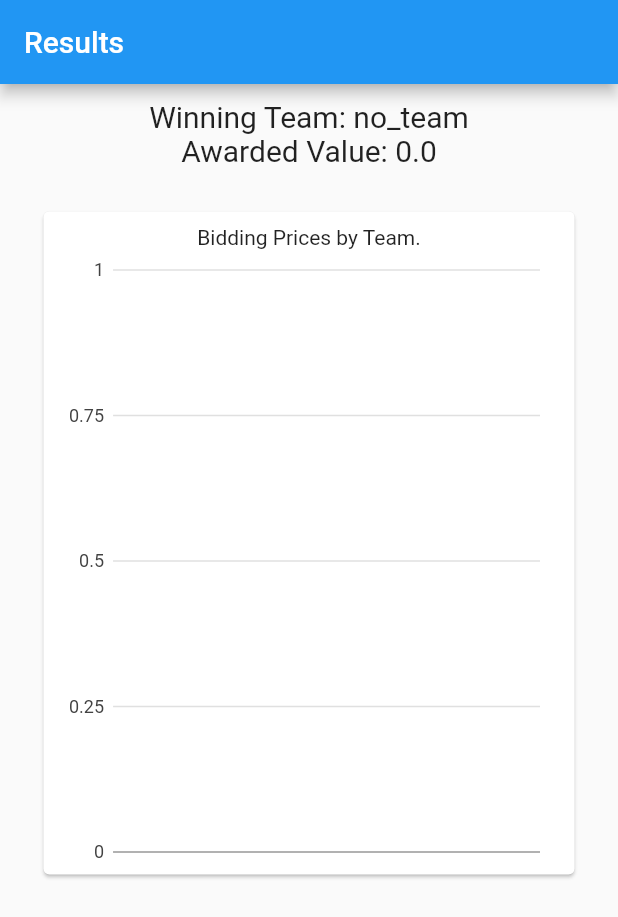
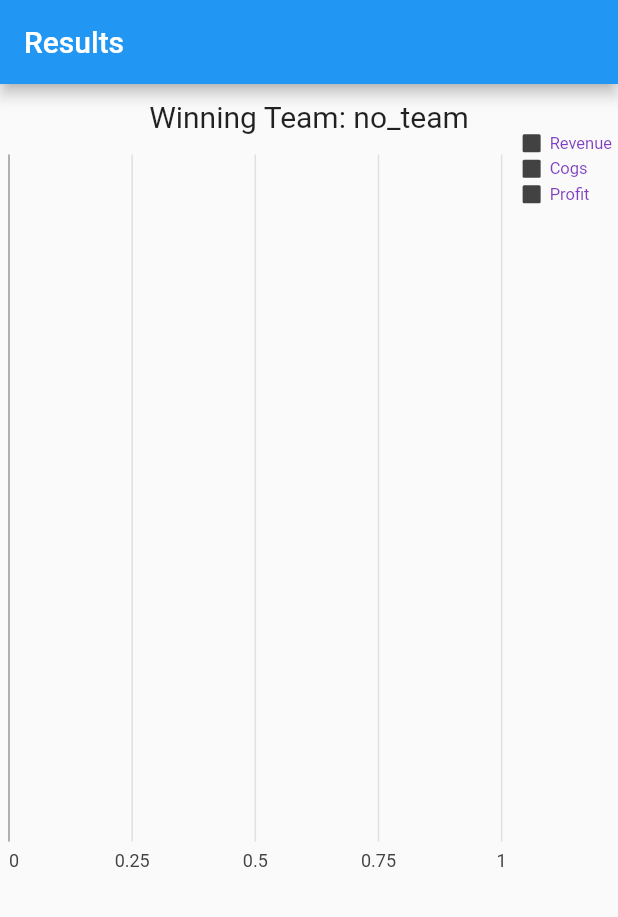
Before and after one commit to pkuznicki/tender_sims, a Flutter app: the ResultScreen screen opened by its route, on a phone screen of 412 x 824 dp. Shown: the top 917 px of the screen. Run offline on Flutter 3.47's test engine with Material 2 defaults, Android fonts, the phone set to English and light mode, and no system bars; our stand-ins replace charts_flutter, cloud_firestore, firebase_core, go_router; missing offline and left inert: dart:html, survey_kit; accounts and stored records are empty; Roboto replaces fonts that are missing (Georgia); statements that could not run were skipped.

Commit message:
Working Chart for Single Winner

```diff
--- a/lib/business/calculatation.dart
+++ /dev/null
@@ -1 +0,0 @@
-class CalculationP {}
--- /dev/null
+++ b/lib/business/calculationSingle.dart
@@ -0,0 +1,112 @@
+import 'package:cloud_firestore/cloud_firestore.dart';
+import 'package:flutter/material.dart';
+import 'dart:convert';
+import 'package:firebase_core/firebase_core.dart';
+import 'package:cloud_firestore/cloud_firestore.dart';
+import 'package:tender_sims/survey/helpers/result.dart';
+import 'package:tender_sims/survey/helpers/textutils.dart';
+import 'package:tender_sims/survey/interfaces/ICalculation.dart';
+import 'package:tender_sims/survey/widgets/chartWidget.dart' as chart;
+import 'package:tender_sims/survey/widgets/playChart.dart';
+import 'package:tender_sims/survey/widgets/playerSeries.dart';
+import 'package:charts_flutter/flutter.dart' as charts;
+import 'package:tender_sims/survey/widgets/sampleChart.dart';
+import 'package:tender_sims/business/constants.dart';
+
+class CalculationSingle implements ICalculation {
+  late QuerySnapshot qs;
+  List<charts.Series<OrdinalSales, String>> result_data = [];
+  double price_winning = 10000;
+  String team_winning = 'no_team';
+  double value_winning = 0;
+  String game_id_prv = 'no_game_id';
+
+  CalculationSingle(QuerySnapshot qs) {
+    this.qs = qs;
+  }
+
+  @override
+  List<charts.Series<OrdinalSales, String>> getSeries() {
+    List<OrdinalSales> salesdata = [];
+    List<OrdinalSales> cogsdata = [];
+    List<OrdinalSales> profitdata = [];
+
+    // Get Single Winner
+    qs.docs.forEach(
+      (team_result) {
+        double price = double.parse(team_result['price_zipper']);
+        if (price < price_winning) {
+          price_winning = price;
+          value_winning = price * 1000000;
+          team_winning = team_result['team_name_str'];
+        }
+      },
+    );
+
+    qs.docs.forEach(
+      (team_result) {
+        double price = double.parse(team_result['price_zipper']);
+        int volume = int.parse(team_result['price_zipper_volume']);
+        String team_name = team_result['team_name_str'];
+        double cogs = Constants.get_cogs(team_id: team_name);
+
+        salesdata.add(
+          OrdinalSales(team_name, (volume * price).round()),
+        );
+
+        cogsdata.add(
+          OrdinalSales(team_name, (volume * cogs).round()),
+        );
+
+        profitdata.add(
+          OrdinalSales(team_name, (volume * (price - cogs)).round()),
+        );
+      },
+    );
+
+    return [
+      charts.Series<OrdinalSales, String>(
+          id: 'Revenue',
+          domainFn: (OrdinalSales sales, _) => sales.year,
+          measureFn: (OrdinalSales sales, _) => sales.sales,
+          data: salesdata,
+          labelAccessorFn: (OrdinalSales sales, _) =>
+              '${sales.sales.toString()}',
+          colorFn: (OrdinalSales sales, _) {
+            if (sales.year == team_winning) {
+              return charts.ColorUtil.fromDartColor(Colors.green.shade300);
+            }
+            return charts.ColorUtil.fromDartColor(Colors.blue.shade300);
+          }),
+      charts.Series<OrdinalSales, String>(
+          id: 'Cogs',
+          domainFn: (OrdinalSales sales, _) => sales.year,
+          measureFn: (OrdinalSales sales, _) => sales.sales,
+          data: cogsdata,
+          labelAccessorFn: (OrdinalSales sales, _) => '',
+          colorFn: (OrdinalSales sales, _) {
+            if (sales.year == 'river') {
+              return charts.ColorUtil.fromDartColor(Colors.green.shade100);
+            }
+            return charts.ColorUtil.fromDartColor(Colors.blue.shade100);
+          }),
+      charts.Series<OrdinalSales, String>(
+          id: 'Profit',
+          domainFn: (OrdinalSales sales, _) => sales.year,
+          measureFn: (OrdinalSales sales, _) => sales.sales,
+          data: profitdata,
+          labelAccessorFn: (OrdinalSales sales, _) => '',
+          colorFn: (OrdinalSales sales, _) {
+            if (sales.year == 'river') {
+              return charts.ColorUtil.fromDartColor(Colors.green.shade50);
+            }
+            return charts.ColorUtil.fromDartColor(Colors.blue.shade50);
+          })
+    ];
+  }
+
+  @override
+  String getTitle() {
+    return team_winning;
+  }
+}
--- a/lib/survey/helpers/maps.dart
+++ b/lib/survey/helpers/maps.dart
@@ -1,21 +1,21 @@
 class maps {
   static Map<String, String> map_games = {
-    'w1g0': '',
-    'w1g1': '',
-    'w1g2': '',
-    'w1g3': '',
-    'w2g0': '',
-    'w2g1': '',
-    'w2g2': '',
-    'w2g3': '',
-    'w3g0': '',
-    'w3g1': '',
-    'w3g2': '',
-    'w3g3': '',
-    'w4g0': '',
-    'w4g1': '',
-    'w4g2': '',
-    'w4g3': '',
+    'w1g0': 'Wave 1 - Introduction',
+    'w1g1': 'Wave 1 - Game 1',
+    'w1g2': 'Wave 1 - Game 2',
+    'w1g3': 'Wave 1 - Game 3',
+    'w2g0': 'Wave 2 - Introduction',
+    'w2g1': 'Wave 2 - Game 1',
+    'w2g2': 'Wave 2 - Game 2',
+    'w2g3': 'Wave 2 - Game 3',
+    'w3g0': 'Wave 3 - Introduction',
+    'w3g1': 'Wave 3 - Game 1',
+    'w3g2': 'Wave 3 - Game 2',
+    'w3g3': 'Wave 3 - Game 3',
+    'w4g0': 'Wave 4 - Introduction',
+    'w4g1': 'Wave 4 - Game 1',
+    'w4g2': 'Wave 4 - Game 1',
+    'w4g3': 'Wave 4 - Game 1'
   };
 
   Map<String, String> games() {
--- /dev/null
+++ b/lib/survey/interfaces/ICalculation.dart
@@ -0,0 +1,20 @@
+import 'package:cloud_firestore/cloud_firestore.dart';
+import 'package:flutter/material.dart';
+import 'dart:convert';
+import 'package:firebase_core/firebase_core.dart';
+import 'package:cloud_firestore/cloud_firestore.dart';
+import 'package:tender_sims/survey/helpers/result.dart';
+import 'package:tender_sims/survey/helpers/textutils.dart';
+import 'package:tender_sims/survey/widgets/chartWidget.dart' as chart;
+import 'package:tender_sims/survey/widgets/playChart.dart';
+import 'package:tender_sims/survey/widgets/playerSeries.dart';
+import 'package:charts_flutter/flutter.dart' as charts;
+import 'package:tender_sims/survey/widgets/playerSeries.dart';
+import 'package:tender_sims/survey/widgets/sampleChart.dart';
+
+abstract class ICalculation {
+  String getTitle();
+  List<charts.Series<OrdinalSales, String>> getSeries();
+
+  ICalculation(QuerySnapshot qs);
+}
--- a/lib/survey/widgets/adminResultWidget.dart
+++ b/lib/survey/widgets/adminResultWidget.dart
@@ -2,12 +2,15 @@ import 'package:flutter/material.dart';
 import 'dart:convert';
 import 'package:firebase_core/firebase_core.dart';
 import 'package:cloud_firestore/cloud_firestore.dart';
+import 'package:tender_sims/business/calculationSingle.dart';
 import 'package:tender_sims/survey/helpers/result.dart';
 import 'package:tender_sims/survey/helpers/textutils.dart';
 import 'package:tender_sims/survey/widgets/chartWidget.dart' as chart;
 import 'package:tender_sims/survey/widgets/playChart.dart';
-import 'playerSeries.dart';
+import 'package:tender_sims/survey/widgets/sampleChart.dart';
+
 import 'package:charts_flutter/flutter.dart' as charts;
+import 'package:tender_sims/survey/interfaces/ICalculation.dart';
 
 class ResultScreen extends StatefulWidget {
   String game_id_prv = 'no_game_id';
@@ -21,12 +24,9 @@ class ResultScreen extends StatefulWidget {
 }
 
 class ResultScreenState extends State<ResultScreen> {
-  late QuerySnapshot data_chart;
-  List<PlayerSeries> result_data = [];
-  double price_winning = 10000;
-  String team_winning = 'no_team';
-  double value_winning = 0;
+  List<charts.Series<OrdinalSales, String>> result_data = [];
   String game_id_prv = 'no_game_id';
+  String title = 'no_title';
 
   ResultScreenState({required String game_id}) {
     game_id_prv = game_id;
@@ -38,33 +38,9 @@ class ResultScreenState extends State<ResultScreen> {
         FirebaseFirestore.instance.collection(game_id_prv);
 
     collectionRef.get().then((qs) {
-      data_chart = qs;
-
-      // Get Single Winner
-      qs.docs.forEach(
-        (team_result) {
-          double price = double.parse(team_result['price_zipper']);
-          if (price < price_winning) {
-            price_winning = price;
-            value_winning = price * 1000000;
-            team_winning = team_result['team_name_str'];
-          }
-        },
-      );
-      data_chart.docs.forEach(
-        (team_result) {
-          charts.Color color_bar = charts.ColorUtil.fromDartColor(Colors.red);
-          if (team_result['team_name_str'] == team_winning) {
-            color_bar = charts.ColorUtil.fromDartColor(Colors.green);
-          }
-          result_data.add(
-            PlayerSeries(
-                team_name: team_result['team_name_str'],
-                price: double.parse(team_result['price_zipper']),
-                barColor: color_bar),
-          );
-        },
-      );
+      CalculationSingle cs = CalculationSingle(qs);
+      result_data = cs.getSeries();
+      this.title = cs.getTitle();
       setState(() {});
     });
 
@@ -83,11 +59,31 @@ class ResultScreenState extends State<ResultScreen> {
           Container(
             height: 10,
           ),
-          Text(style: TextStyle(fontSize: 20), 'Winning Team: ' + team_winning),
-          Text(
-              style: TextStyle(fontSize: 20),
-              'Awarded Value: ' + value_winning.toString()),
-          chart.HomeView(data: result_data),
+          Text(style: TextStyle(fontSize: 20), 'Winning Team: $title'),
+          Container(
+            height: 500,
+            width: 1000,
+            child: charts.BarChart(
+              vertical: false,
+              result_data,
+              animate: true,
+              barRendererDecorator: new charts.BarLabelDecorator<String>(),
+              behaviors: [
+                charts.SeriesLegend(
+                  position: charts.BehaviorPosition.end,
+                  outsideJustification: charts.OutsideJustification.endDrawArea,
+                  horizontalFirst: false,
+                  desiredMaxRows: 2,
+                  cellPadding: const EdgeInsets.only(right: 4.0, bottom: 4.0),
+                  entryTextStyle: const charts.TextStyleSpec(
+                      color: charts.Color(r: 127, g: 63, b: 191),
+                      fontFamily: 'Georgia',
+                      fontSize: 11),
+                )
+              ],
+              barGroupingType: charts.BarGroupingType.grouped,
+            ),
+          )
         ],
       )),
     );
```
Also changed, not shown: lib/business/constants.dart (added, +54 -0 lines), lib/main.dart (+11 -1 lines), lib/survey/widgets/sampleChart.dart (added, +80 -0 lines), lib/survey/widgets/surveyWidget.dart (+5 -3 lines), lib/survey/widgets/welcomeWidget.dart (added, +81 -0 lines).
